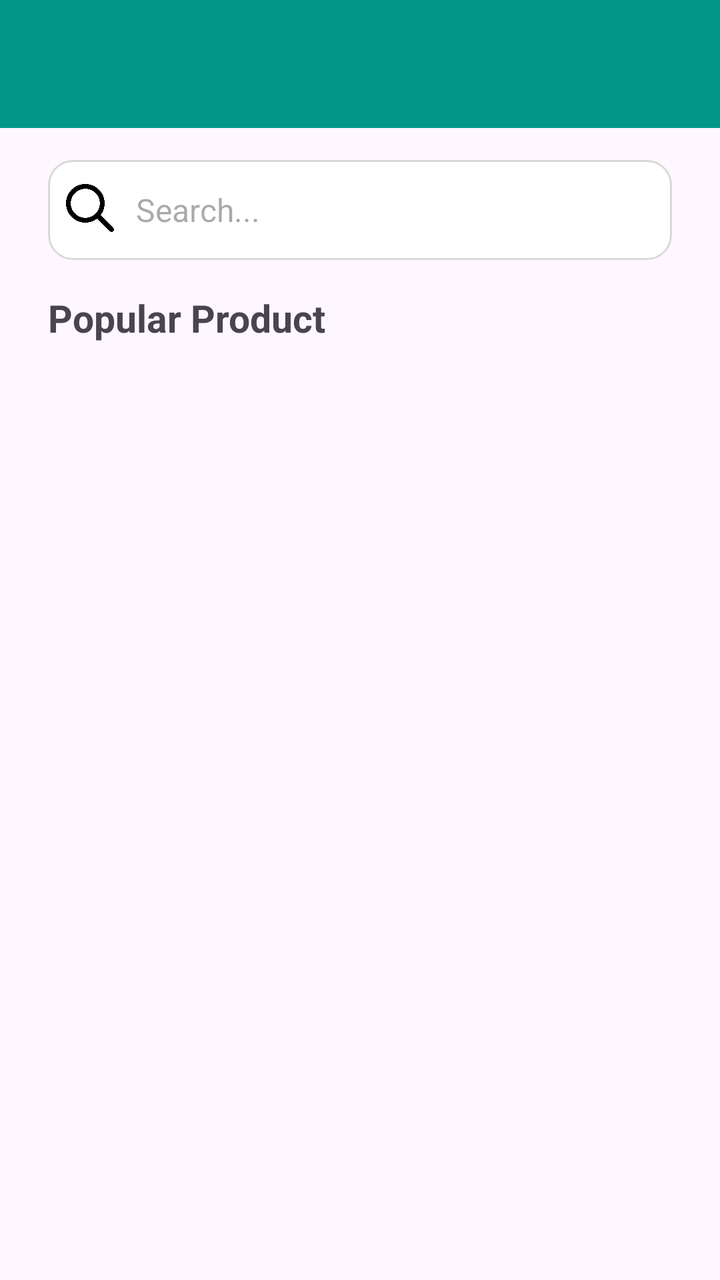
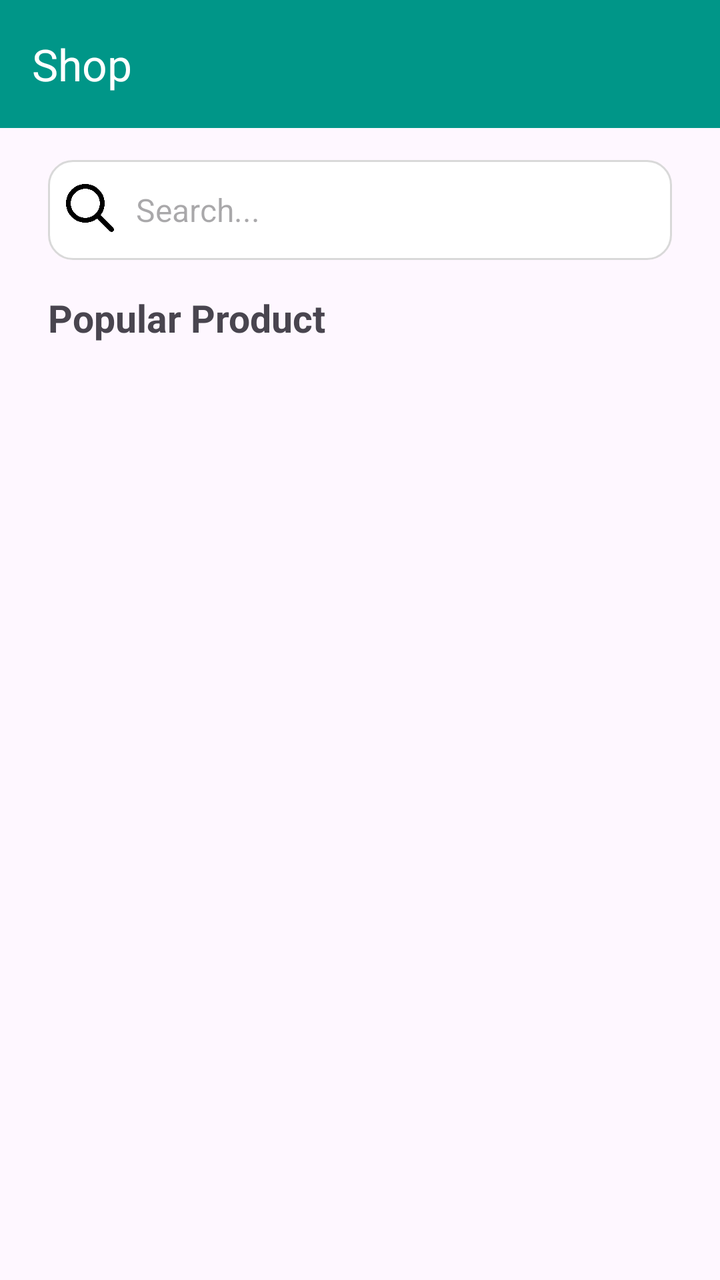

Compare the two renders of this Android layout. The source of the first and the diff that turns it into the second are given below.
<!-- AndroidManifest.xml: application theme Theme.Netptunus_HAFIZ -->
<!-- res/layout/fragment_home.xml -->
<?xml version="1.0" encoding="utf-8"?>
<androidx.constraintlayout.widget.ConstraintLayout xmlns:android="http://schemas.android.com/apk/res/android"
    xmlns:app="http://schemas.android.com/apk/res-auto"
    xmlns:tools="http://schemas.android.com/tools"
    android:layout_width="match_parent"
    android:layout_height="match_parent"
    tools:context=".Home.HomeFragment">

    

    <com.google.android.material.appbar.AppBarLayout
        android:id="@+id/appBar"
        android:layout_width="match_parent"
        android:layout_height="wrap_content"
        android:theme="@style/ThemeOverlay.MaterialComponents.Dark.ActionBar">

        <androidx.appcompat.widget.Toolbar
            android:id="@+id/toolbar"
            android:background="@color/hijau"
            android:layout_width="match_parent"
            android:layout_height="?attr/actionBarSize"
            app:titleTextColor="@android:color/white"
            app:layout_scrollFlags="scroll|enterAlways"/>


    </com.google.android.material.appbar.AppBarLayout>

    <EditText
        android:id="@+id/searchbtn"
        android:layout_width="match_parent"
        android:layout_height="50dp"
        android:layout_marginTop="16dp"
        android:layout_marginStart="24dp"
        android:layout_marginEnd="24dp"
        android:ems="10"
        android:textSize="16sp"
        android:paddingStart="44dp"
        android:paddingEnd="12dp"
        android:hint="Search..."
        android:inputType="text"
        android:background="@drawable/bg_search"
        app:layout_constraintEnd_toEndOf="parent"
        app:layout_constraintStart_toStartOf="parent"
        app:layout_constraintTop_toBottomOf="@+id/appBar" />

    <ImageView
        android:id="@+id/imageSearch"
        android:layout_width="24dp"
        android:layout_height="24dp"
        android:layout_marginTop="12dp"
        android:contentDescription="Search"
        android:scaleType="fitCenter"

        android:src="@drawable/search"
        app:layout_constraintEnd_toEndOf="@+id/searchbtn"
        app:layout_constraintHorizontal_bias="0.031"
        app:layout_constraintStart_toStartOf="@+id/searchbtn"
        app:layout_constraintTop_toTopOf="@+id/searchbtn" />

    <TextView
        android:id="@+id/textView3"
        android:layout_width="wrap_content"
        android:layout_height="wrap_content"
        android:layout_marginTop="16dp"
        android:text="Popular Product"
        android:textStyle="bold"
        android:textSize="19sp"
        app:layout_constraintEnd_toEndOf="@+id/searchbtn"
        app:layout_constraintHorizontal_bias="0.0"
        app:layout_constraintStart_toStartOf="@+id/searchbtn"
        app:layout_constraintTop_toBottomOf="@+id/searchbtn" />


    <androidx.recyclerview.widget.RecyclerView
        android:id="@+id/recyclerViewPopular"
        android:layout_width="0dp"
        android:layout_height="0dp"
        android:padding="8dp"
        android:clipToPadding="false"
        app:layout_constraintTop_toBottomOf="@id/textView3"
        app:layout_constraintStart_toStartOf="parent"
        app:layout_constraintEnd_toEndOf="parent"
        app:layout_constraintBottom_toBottomOf="parent" />



</androidx.constraintlayout.widget.ConstraintLayout>
<!-- resources referenced by this layout -->
<resources>
  <color name="hijau">#009688</color>
  <!-- drawable bg_search (drawable) -->
  <?xml version="1.0" encoding="utf-8"?>
  <shape xmlns:android="http://schemas.android.com/apk/res/android"
      android:shape="rectangle">
  
      <solid android:color="#FFFFFF" />
  
      <corners android:radius="12dp" />
  
      <stroke
          android:width="1dp"
          android:color="#D9D9D9" />
  
  </shape>
  <!-- drawable search: png bitmap (drawable, 12367 bytes) -->
  <style name="Theme.Netptunus_HAFIZ" parent="Base.Theme.Netptunus_HAFIZ" />
  <style name="Base.Theme.Netptunus_HAFIZ" parent="Theme.Material3.DayNight.NoActionBar">
          
          
      </style>
</resources>

<!-- the commit's change to res/layout/fragment_home.xml (unified diff, before → after) -->
@@ -6,22 +6,20 @@
     android:layout_height="match_parent"
     tools:context=".Home.HomeFragment">
 
-    
-
     <com.google.android.material.appbar.AppBarLayout
         android:id="@+id/appBar"
         android:layout_width="match_parent"
         android:layout_height="wrap_content"
-        android:theme="@style/ThemeOverlay.MaterialComponents.Dark.ActionBar">
+        android:theme="@style/ThemeOverlay.MaterialComponents.Dark.ActionBar"
+        app:layout_constraintTop_toTopOf="parent">
 
         <androidx.appcompat.widget.Toolbar
             android:id="@+id/toolbar"
-            android:background="@color/hijau"
             android:layout_width="match_parent"
             android:layout_height="?attr/actionBarSize"
-            app:titleTextColor="@android:color/white"
-            app:layout_scrollFlags="scroll|enterAlways"/>
-
+            android:background="@color/hijau"
+            app:title="Shop"
+            app:titleTextColor="@android:color/white" />
 
     </com.google.android.material.appbar.AppBarLayout>
 
@@ -50,7 +48,6 @@
         android:layout_marginTop="12dp"
         android:contentDescription="Search"
         android:scaleType="fitCenter"
-
         android:src="@drawable/search"
         app:layout_constraintEnd_toEndOf="@+id/searchbtn"
         app:layout_constraintHorizontal_bias="0.031"
@@ -70,7 +67,6 @@
         app:layout_constraintStart_toStartOf="@+id/searchbtn"
         app:layout_constraintTop_toBottomOf="@+id/searchbtn" />
 
-
     <androidx.recyclerview.widget.RecyclerView
         android:id="@+id/recyclerViewPopular"
         android:layout_width="0dp"
@@ -82,6 +78,4 @@
         app:layout_constraintEnd_toEndOf="parent"
         app:layout_constraintBottom_toBottomOf="parent" />
 
-
-
 </androidx.constraintlayout.widget.ConstraintLayout>
